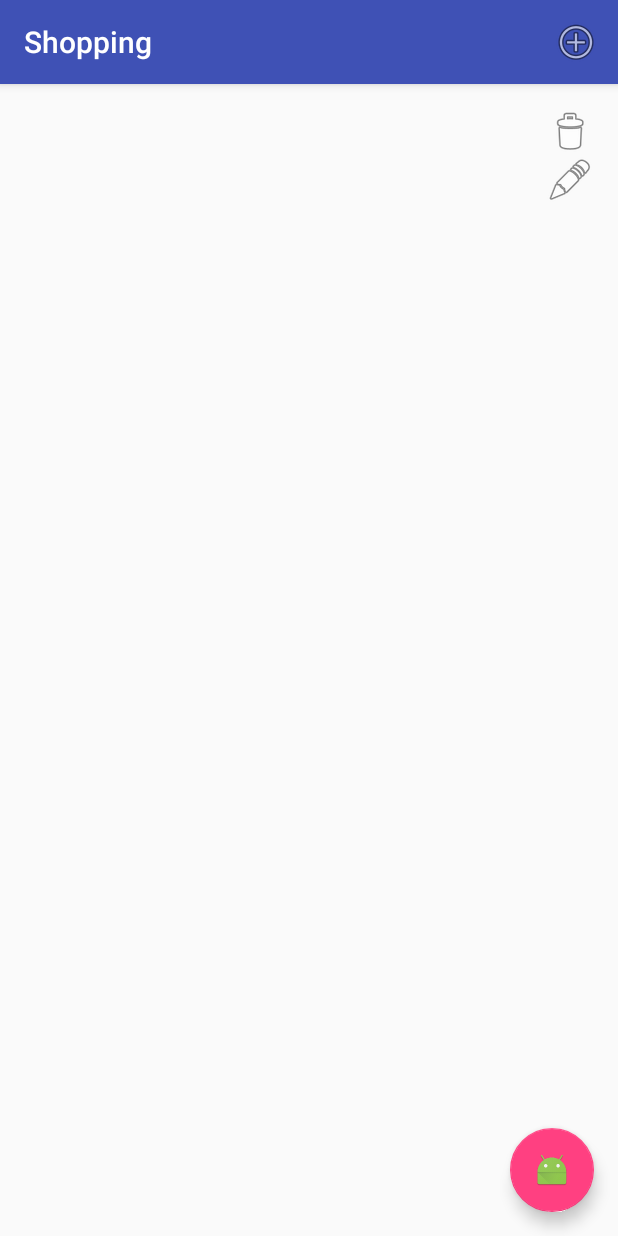
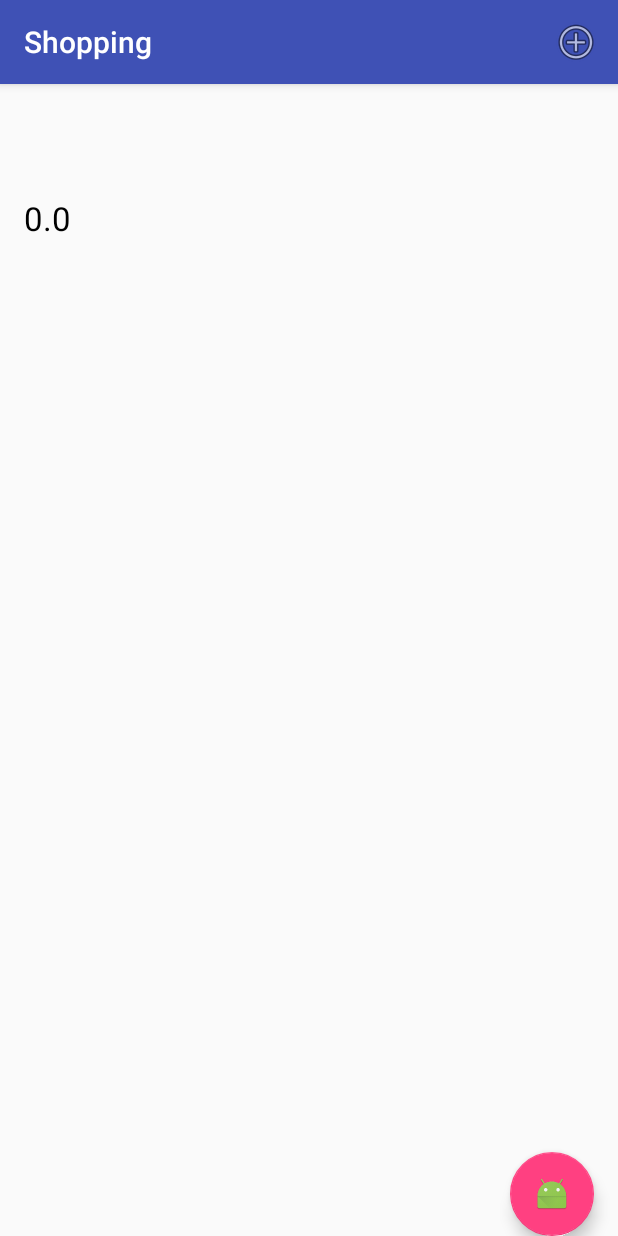
Before and after one commit to elkade/android-homework, an Android app: the MainActivity screen opened directly, with no data from a screen before it, on a phone screen of 412 x 824 dp. Run offline under Robolectric (Android 15) with nearby library versions, the phone set to English and light mode, and no system bars; our stand-ins replace Picasso; pictures from the network do not load.

Commit message:
zostały poprawki wyglądu

```diff
--- a/app/src/main/java/com/example/lukas/homework/EditActivity.java
+++ b/app/src/main/java/com/example/lukas/homework/EditActivity.java
@@ -9,7 +9,6 @@ public class EditActivity extends AppCompatActivity {
     ShoppingItem item;
     @Override
     protected void onCreate(Bundle savedInstanceState) {
-        getTheme().applyStyle(new Preferences(this).getFontStyle().getResId(), true);
         item = (ShoppingItem)getIntent().getSerializableExtra("item");
         super.onCreate(savedInstanceState);
         setContentView(R.layout.activity_edit);
--- a/app/src/main/java/com/example/lukas/homework/LoginActivity.java
+++ b/app/src/main/java/com/example/lukas/homework/LoginActivity.java
@@ -7,7 +7,6 @@ public class LoginActivity extends AppCompatActivity {
 
     @Override
     protected void onCreate(Bundle savedInstanceState) {
-        getTheme().applyStyle(new Preferences(this).getFontStyle().getResId(), true);
         super.onCreate(savedInstanceState);
         setContentView(R.layout.activity_login);
     }
--- a/app/src/main/java/com/example/lukas/homework/MainActivity.java
+++ b/app/src/main/java/com/example/lukas/homework/MainActivity.java
@@ -19,7 +19,6 @@ public class MainActivity extends AppCompatActivity {
     MainFragment mainFragment;
     @Override
     protected void onCreate(@Nullable Bundle savedInstanceState) {
-        getTheme().applyStyle(new Preferences(this).getFontStyle().getResId(), true);
         super.onCreate(savedInstanceState);
         setContentView(R.layout.activity_main);
         FragmentManager supportFragmentManager = getSupportFragmentManager();
--- a/app/src/main/java/com/example/lukas/homework/MainFragment.java
+++ b/app/src/main/java/com/example/lukas/homework/MainFragment.java
@@ -57,7 +57,7 @@ public class MainFragment extends Fragment {
                 startActivityForResult(intent, 1);
             }
         });
-
+        shoppingAdapter.notifyDataSetChanged();
         return view;
     }
 
@@ -123,12 +123,6 @@ public class MainFragment extends Fragment {
         itemTouchHelper.attachToRecyclerView(recyclerView);
     }
 
-    @Override
-    public void onResume() {
-        super.onResume();
-        //updateList();
-    }
-
     public void updateList(int itemId) {
         boolean isOnList = false;
         if(list.isEmpty()) {
@@ -151,5 +145,9 @@ public class MainFragment extends Fragment {
         }
         if(isOnList)return;
     }
-
+    @Override
+    public void onResume() {
+        super.onResume();
+        shoppingAdapter.notifyDataSetChanged();
+    }
 }
--- a/app/src/main/java/com/example/lukas/homework/Preferences.java
+++ b/app/src/main/java/com/example/lukas/homework/Preferences.java
@@ -2,10 +2,12 @@ package com.example.lukas.homework;
 
 import android.content.Context;
 import android.content.SharedPreferences;
+import android.graphics.Color;
 import android.preference.PreferenceManager;
 
 public class Preferences {
-    private final static String FONT_STYLE = "FONT_STYLE";
+    private final static String FONT_SIZE = "FONT_SIZE";
+    private final static String FONT_COLOR = "FONT_COLOR";
 
     private final Context context;
 
@@ -21,12 +23,27 @@ public class Preferences {
         return open().edit();
     }
 
-    public FontStyle getFontStyle() {
-        String val = open().getString(FONT_STYLE, FontStyle.Large.name());
-        return FontStyle.valueOf(val);
+
+    public int getFontColor(){
+        String val = open().getString(FONT_COLOR, "2");
+        if(val.equals("1"))
+            return Color.RED;
+        if(val.equals("2"))
+            return Color.BLACK;
+        if(val.equals("3"))
+            return Color.GREEN;
+        return Color.CYAN;
     }
 
-    public void setFontStyle(FontStyle style) {
-        edit().putString(FONT_STYLE, style.name()).commit();
+    public int getFontSize(){
+        String val = open().getString(FONT_SIZE, "2");
+        if(val.equals("1"))
+            return 18;
+        if(val.equals("2"))
+            return 22;
+        if(val.equals("3"))
+            return 30;
+        return 40;
     }
+
 }
--- a/app/src/main/java/com/example/lukas/homework/ShoppingPreferencesActivity.java
+++ b/app/src/main/java/com/example/lukas/homework/ShoppingPreferencesActivity.java
@@ -9,7 +9,6 @@ public class ShoppingPreferencesActivity extends PreferenceActivity {
 
     @Override
     protected void onCreate(Bundle savedInstanceState) {
-        getTheme().applyStyle(new Preferences(this).getFontStyle().getResId(), true);
         super.onCreate(savedInstanceState);
         Preferences prefs = new Preferences(this);
         getFragmentManager().beginTransaction().replace(android.R.id.content, new ShoppingPreferencesFragment()).commit();
--- a/app/src/main/java/com/example/lukas/homework/ShoppingViewHolder.java
+++ b/app/src/main/java/com/example/lukas/homework/ShoppingViewHolder.java
@@ -4,6 +4,7 @@ package com.example.lukas.homework;
 import android.app.Activity;
 import android.content.Context;
 import android.content.Intent;
+import android.support.annotation.IntegerRes;
 import android.support.v7.widget.RecyclerView;
 import android.util.Log;
 import android.view.View;
@@ -13,47 +14,47 @@ import android.widget.TextView;
 
 import com.squareup.picasso.Picasso;
 
+import static android.util.TypedValue.COMPLEX_UNIT_SP;
+
 
 public class ShoppingViewHolder extends RecyclerView.ViewHolder implements View.OnClickListener {
 
     TextView mTitleView;
     TextView mDescriptionView;
-    ImageButton deleteButton;
-    ImageButton editButton;
+    TextView mPriceView;
     ShoppingItem item;
     ImageView image;
+    private View itemView;
 
     public ShoppingViewHolder(View itemView) {
         super(itemView);
+        this.itemView = itemView;
         this.mTitleView = (TextView) itemView.findViewById(R.id.item_title);
         this.mDescriptionView = (TextView) itemView.findViewById(R.id.item_description);
-        deleteButton = (ImageButton) itemView.findViewById(R.id.delete_button);
+        this.mPriceView = (TextView) itemView.findViewById(R.id.item_price);
         image = (ImageView)itemView.findViewById(R.id.item_image);
+        this.itemView = itemView;
 
         itemView.setOnClickListener(this);
-        deleteButton.setOnClickListener(new View.OnClickListener() {
-            @Override
-            public void onClick(View v) {
-                Log.d("deleteButton", "CLICK!");
-            }
-        });
-
-        editButton = (ImageButton) itemView.findViewById(R.id.edit_button);
-        deleteButton.setOnClickListener(new View.OnClickListener() {
-            @Override
-            public void onClick(View v) {
-                Log.d("editButton", "CLICK!");
-            }
-        });
     }
     public void bindItem(ShoppingItem item) {
         this.item = item;
         String url = item.getPhotoUrl();
         if(!url.equals(""))
             Picasso.with(image.getContext()).load(url).into(image);
-        mTitleView.setText(item.getTitle());
-        mDescriptionView.setText(item.getDescription());
+        int size = new Preferences(itemView.getContext()).getFontSize();
+        int color = new Preferences(itemView.getContext()).getFontColor();
+        updateTextView(mTitleView,size,color,item.getTitle());
+        updateTextView(mDescriptionView, size, color, item.getDescription());
+        updateTextView(mPriceView, size, color, Double.toString(item.getPrice()));
     }
+
+    private void updateTextView(TextView view, int size, int color, String text){
+        view.setTextSize(COMPLEX_UNIT_SP, size);
+        view.setTextColor(color);
+        view.setText(text);
+    }
+
     @Override
     public void onClick(View itemView) {
         Log.d("RecyclerView", "CLICK!");
--- a/app/src/main/res/layout/activity_edit.xml
+++ b/app/src/main/res/layout/activity_edit.xml
@@ -4,7 +4,7 @@
     xmlns:tools="http://schemas.android.com/tools"
     android:id="@+id/activity_edit"
     android:layout_width="match_parent"
-    android:layout_height="match_parent"
+    android:layout_height="wrap_content"
     android:paddingBottom="@dimen/activity_vertical_margin"
     android:paddingLeft="@dimen/activity_horizontal_margin"
     android:paddingRight="@dimen/activity_horizontal_margin"
@@ -13,7 +13,7 @@
     <fragment
         android:id="@+id/edit_fragment"
         android:layout_width="match_parent"
-        android:layout_height="match_parent"
+        android:layout_height="wrap_content"
         class="com.example.lukas.homework.EditFragment"
         tools:layout="@layout/fragment_edit" />
 </FrameLayout>
--- a/app/src/main/res/layout/activity_main.xml
+++ b/app/src/main/res/layout/activity_main.xml
@@ -3,5 +3,5 @@
     xmlns:android="http://schemas.android.com/apk/res/android"
     android:id="@+id/main_container"
     android:layout_width="match_parent"
-    android:layout_height="match_parent">
+    android:layout_height="wrap_content">
 </FrameLayout>
--- a/app/src/main/res/layout/fragment_edit.xml
+++ b/app/src/main/res/layout/fragment_edit.xml
@@ -3,7 +3,7 @@
     xmlns:android="http://schemas.android.com/apk/res/android"
     android:orientation="vertical"
     android:layout_width="match_parent"
-    android:layout_height="match_parent">
+    android:layout_height="wrap_content">
     <EditText
         android:id="@+id/edit_title"
         android:layout_width="fill_parent"
--- a/app/src/main/res/layout/layout_shopping_item.xml
+++ b/app/src/main/res/layout/layout_shopping_item.xml
@@ -5,42 +5,28 @@
     android:layout_height="match_parent"
     android:layout_margin="16dp">
     <LinearLayout
-        android:layout_width="wrap_content"
+        android:layout_width="match_parent"
         android:layout_height="wrap_content"
-        android:orientation="vertical"
-        android:layout_alignParentRight="true">
-        <ImageButton
-            android:id="@+id/delete_button"
-            android:layout_width="wrap_content"
-            android:layout_height="wrap_content"
-            android:src="@android:drawable/ic_menu_delete"
-            android:background="@null"/>
-        <ImageButton
-            android:id="@+id/edit_button"
-            android:layout_width="wrap_content"
-            android:layout_height="wrap_content"
-            android:src="@android:drawable/ic_menu_edit"
-            android:background="@null"/>
-    </LinearLayout>
-    <LinearLayout
-        android:layout_width="wrap_content"
-        android:layout_height="wrap_content"
-        android:orientation="vertical"
-        android:layout_alignParentLeft="true">
+        android:orientation="vertical">
         <TextView
             android:id="@+id/item_title"
-            android:textSize="?attr/font_large"
+            android:textSize="22sp"
             android:layout_width="wrap_content"
             android:layout_height="wrap_content"/>
         <TextView
             android:id="@+id/item_description"
-            android:textSize="?attr/font_large"
+            android:textSize="22sp"
+            android:layout_width="wrap_content"
+            android:layout_height="wrap_content"/>
+        <TextView
+            android:id="@+id/item_price"
+            android:textSize="22sp"
             android:layout_width="wrap_content"
             android:layout_height="wrap_content"/>
         <ImageView
             android:id="@+id/item_image"
-            android:layout_width="match_parent"
-            android:layout_height="match_parent"
+            android:layout_width="wrap_content"
+            android:layout_height="wrap_content"
             android:scaleType="center"/>
     </LinearLayout>
 </RelativeLayout>
--- a/app/src/main/res/values/styles.xml
+++ b/app/src/main/res/values/styles.xml
@@ -7,29 +7,4 @@
         <item name="colorPrimaryDark">@color/colorPrimaryDark</item>
         <item name="colorAccent">@color/colorAccent</item>
     </style>
-
-    <style name="FontStyle">
-    </style>
-
-    <style name="FontStyle.Small">
-        <item name="font_small">14sp</item>
-        <item name="font_medium">16sp</item>
-        <item name="font_large">18sp</item>
-        <item name="font_xlarge">20sp</item>
-    </style>
-
-    <style name="FontStyle.Medium">
-        <item name="font_small">18sp</item>
-        <item name="font_medium">20sp</item>
-        <item name="font_large">22sp</item>
-        <item name="font_xlarge">24sp</item>
-    </style>
-
-    <style name="FontStyle.Large">
-        <item name="font_small">26sp</item>
-        <item name="font_medium">28sp</item>
-        <item name="font_large">30sp</item>
-        <item name="font_xlarge">32sp</item>
-    </style>
-
 </resources>
```
Also changed, not shown: app/src/main/java/com/example/lukas/homework/FontStyle.java (deleted, +0 -23 lines), app/src/main/res/values/array.xml (+13 -3 lines), app/src/main/res/values/attrs.xml (deleted, +0 -9 lines), app/src/main/res/xml/preferences.xml (+10 -12 lines).
